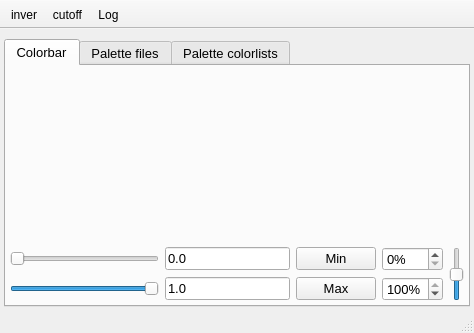
Before: the Qt Designer form UIs/nColorBar.ui in NeutrinoToolkit/Neutrino, drawn with Qt 5.
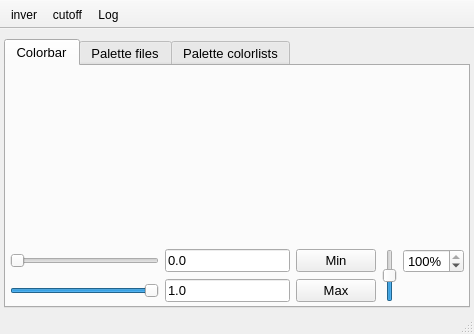
After: the same form once the commit is applied. Icons and pictures are not drawn. Custom widgets are drawn as their Qt base class.

Patch:
```diff
--- a/UIs/nColorBar.ui
+++ b/UIs/nColorBar.ui
@@ -7,7 +7,7 @@
     <x>0</x>
     <y>0</y>
     <width>474</width>
-    <height>333</height>
+    <height>334</height>
    </rect>
   </property>
   <property name="windowTitle">
@@ -23,7 +23,7 @@
    <bool>true</bool>
   </property>
   <widget class="QWidget" name="centralwidget">
-   <layout class="QGridLayout" name="gridLayout" columnstretch="3,0">
+   <layout class="QGridLayout" name="gridLayout" columnstretch="3">
     <property name="leftMargin">
      <number>4</number>
     </property>
@@ -110,7 +110,7 @@
         </item>
         <item row="2" column="0">
          <widget class="QWidget" name="widget" native="true">
-          <layout class="QGridLayout" name="gridLayout_4" columnstretch="1,0,0,0,0,0">
+          <layout class="QGridLayout" name="gridLayout_4" columnstretch="1,0,0,0,0,0,0">
            <property name="leftMargin">
             <number>0</number>
            </property>
@@ -123,15 +123,15 @@
            <property name="bottomMargin">
             <number>0</number>
            </property>
-           <item row="1" column="2">
-            <widget class="QPushButton" name="setToMax">
+           <item row="0" column="2">
+            <widget class="QPushButton" name="setToMin">
              <property name="font">
               <font>
                <pointsize>10</pointsize>
               </font>
              </property>
              <property name="text">
-              <string>Max</string>
+              <string>Min</string>
              </property>
             </widget>
            </item>
@@ -150,30 +150,6 @@
              </property>
             </widget>
            </item>
-           <item row="1" column="0">
-            <widget class="QSlider" name="sliderMax">
-             <property name="font">
-              <font>
-               <pointsize>10</pointsize>
-              </font>
-             </property>
-             <property name="maximum">
-              <number>10000</number>
-             </property>
-             <property name="pageStep">
-              <number>1000</number>
-             </property>
-             <property name="value">
-              <number>10000</number>
-             </property>
-             <property name="orientation">
-              <enum>Qt::Horizontal</enum>
-             </property>
-             <property name="neutrinoSave" stdset="0">
-              <bool>false</bool>
-             </property>
-            </widget>
-           </item>
            <item row="0" column="1">
             <widget class="QLineEdit" name="lineMin">
              <property name="font">
@@ -189,36 +165,6 @@
              </property>
             </widget>
            </item>
-           <item row="0" column="2">
-            <widget class="QPushButton" name="setToMin">
-             <property name="font">
-              <font>
-               <pointsize>10</pointsize>
-              </font>
-             </property>
-             <property name="text">
-              <string>Min</string>
-             </property>
-            </widget>
-           </item>
-           <item row="0" column="0">
-            <widget class="QSlider" name="sliderMin">
-             <property name="font">
-              <font>
-               <pointsize>10</pointsize>
-              </font>
-             </property>
-             <property name="maximum">
-              <number>10000</number>
-             </property>
-             <property name="orientation">
-              <enum>Qt::Horizontal</enum>
-             </property>
-             <property name="neutrinoSave" stdset="0">
-              <bool>false</bool>
-             </property>
-            </widget>
-           </item>
            <item row="0" column="5" rowspan="2">
             <widget class="QSlider" name="gamma">
              <property name="toolTip">
@@ -241,31 +187,67 @@
              </property>
             </widget>
            </item>
-           <item row="0" column="3">
-            <widget class="QSpinBox" name="percentMin">
+           <item row="1" column="2">
+            <widget class="QPushButton" name="setToMax">
              <property name="font">
               <font>
                <pointsize>10</pointsize>
               </font>
              </property>
-             <property name="toolTip">
-              <string>Percentage max of pixels to rescale</string>
+             <property name="text">
+              <string>Max</string>
              </property>
-             <property name="suffix">
-              <string>%</string>
+            </widget>
+           </item>
+           <item row="1" column="0">
+            <widget class="QSlider" name="sliderMax">
+             <property name="font">
+              <font>
+               <pointsize>10</pointsize>
+              </font>
              </property>
              <property name="maximum">
-              <number>100</number>
+              <number>10000</number>
              </property>
+             <property name="pageStep">
+              <number>1000</number>
+             </property>
+             <property name="value">
+              <number>10000</number>
+             </property>
+             <property name="orientation">
+              <enum>Qt::Horizontal</enum>
+             </property>
+             <property name="neutrinoSave" stdset="0">
+              <bool>false</bool>
+             </property>
             </widget>
            </item>
-           <item row="1" column="3">
-            <widget class="QSpinBox" name="percentMax">
+           <item row="0" column="0">
+            <widget class="QSlider" name="sliderMin">
              <property name="font">
               <font>
                <pointsize>10</pointsize>
               </font>
              </property>
+             <property name="maximum">
+              <number>10000</number>
+             </property>
+             <property name="orientation">
+              <enum>Qt::Horizontal</enum>
+             </property>
+             <property name="neutrinoSave" stdset="0">
+              <bool>false</bool>
+             </property>
+            </widget>
+           </item>
+           <item row="0" column="6">
+            <widget class="QSpinBox" name="percent">
+             <property name="font">
+              <font>
+               <pointsize>10</pointsize>
+              </font>
+             </property>
              <property name="toolTip">
               <string>Percentage max of pixels to rescale</string>
              </property>
```
Left out of the diff: 2 changed lines with no effect on the pictures.
